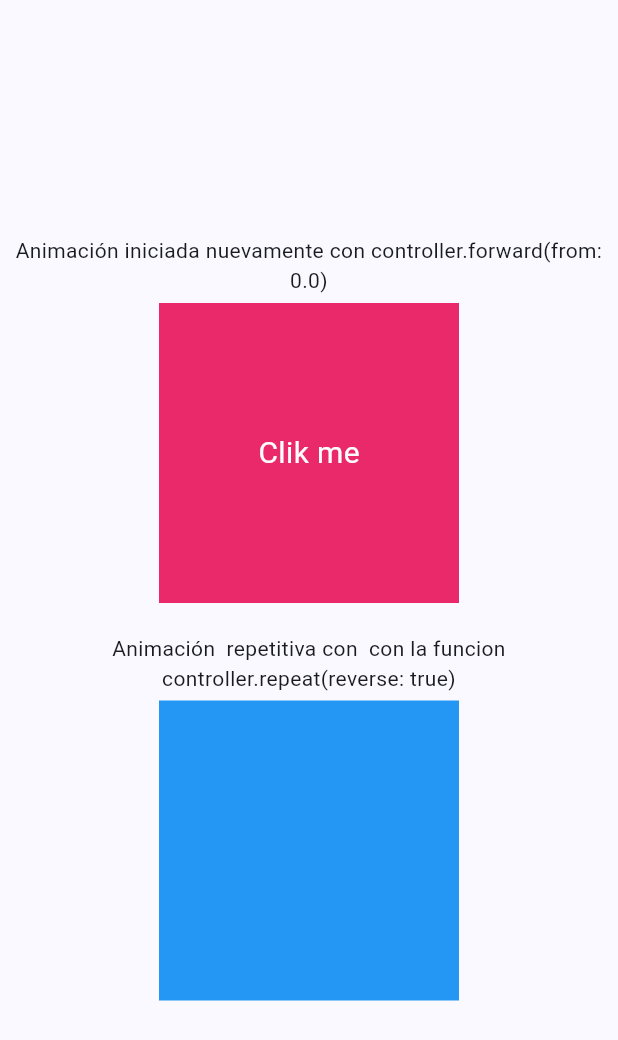
After one commit to Davidgraja/Widgets__app, a Flutter app: the FadeTransitionScreen screen opened by its route, on a phone screen of 412 x 824 dp. The commit adds this screen. Shown: the top 1040 px of the screen. Run offline on Flutter 3.47's test engine with Material 2 defaults, Android fonts, the phone set to English and light mode, and no system bars; our stand-ins replace animate_do, flutter_riverpod, go_router.

Commit message:
FadeTransition añadido

```diff
--- a/lib/config/router/router_app.dart
+++ b/lib/config/router/router_app.dart
@@ -248,5 +248,12 @@ final appRouter = GoRouter(
       builder: (context, state) => const FutureBuilderScreen(),
     ),
 
+
+    GoRoute(
+      path: '/fade_transition',
+      name: FadeTransitionScreen.name,
+      builder: (context, state) => const FadeTransitionScreen(),
+    ),
+
   ],
 );
--- a/lib/domain/entities/menu/menu_items.dart
+++ b/lib/domain/entities/menu/menu_items.dart
@@ -164,6 +164,13 @@ const appMenuItems = <MenuItem> [
     icon: Icons.cloud_circle
   ),
 
+  MenuItem(
+    title: 'Fade transition',
+    subTitle: 'Anima la opacidad de un widget',
+    link: '/fade_transition',
+    icon: Icons.fiber_smart_record_outlined
+  ),
+
 ];
 
 const appBarItems = <MenuItem>[
--- /dev/null
+++ b/lib/presentation/screen/fade_transition/fade_transition_screen.dart
@@ -0,0 +1,109 @@
+import 'package:flutter/material.dart';
+
+class FadeTransitionScreen extends StatefulWidget {
+  static const String name = 'fade_transition_screen';
+
+  const FadeTransitionScreen({super.key});
+
+  @override
+  State<FadeTransitionScreen> createState() => _FadeTransitionScreenState();
+}
+
+//? El controlador trabaja conjuntamente con propiedades de los mixin TickerProviderStateMixin o SingleTickerProviderStateMixin dependiendo de la cantidad de controladores que tengamos dentro del widget
+//? normalmente si solo estamos controlando uno solo usamos  SingleTickerProviderStateMixin , si tenemos mas de un controlador usamos TickerProviderStateMixin
+
+class _FadeTransitionScreenState extends State<FadeTransitionScreen> with TickerProviderStateMixin {
+
+
+  late AnimationController controllerRepeat;
+  late AnimationController controllerNormal;
+
+  late Animation<double> opacityRepeat;
+  late Animation<double> opacityNormal;
+
+
+
+  @override
+  void initState() {
+    super.initState();
+    controllerRepeat = AnimationController(vsync: this , duration: const Duration(milliseconds: 1500));
+    controllerNormal = AnimationController(vsync: this , duration: const Duration(milliseconds: 2000));
+
+    opacityNormal = Tween(begin: 0.0 , end: 1.0).animate(controllerNormal);
+
+    opacityRepeat = CurvedAnimation(parent: controllerRepeat , curve: Curves.bounceOut);
+
+    controllerNormal.forward();
+    controllerRepeat.repeat(reverse: true);
+  }
+
+  @override
+  void dispose() {
+    controllerRepeat.dispose();
+    controllerNormal.dispose();
+    super.dispose();
+  }
+
+
+  @override
+  Widget build(BuildContext context) {
+    return  Scaffold(
+
+      body: Center(
+        child: Column(
+          mainAxisAlignment: MainAxisAlignment.center,
+          children: [
+
+            const Text('Animación iniciada nuevamente con controller.forward(from: 0.0) ' , textAlign: TextAlign.center,),
+            const SizedBox(height: 5,),
+
+            GestureDetector(
+              onTap: (){
+                controllerNormal.forward(from: 0.0);
+              },
+              child: FadeTransition(
+                opacity : opacityNormal ,
+                child: const _CustomSquare(
+                  color: Colors.pink,
+                   child: Text('Clik me' , style: TextStyle(color: Colors.white , fontSize: 20),),
+                )
+              )
+            ),
+
+
+            const SizedBox(height: 20,),
+
+
+            const Text('Animación  repetitiva con  con la funcion controller.repeat(reverse: true) ' , textAlign: TextAlign.center,),
+            const SizedBox(height: 5,),
+
+            FadeTransition(
+              alwaysIncludeSemantics: true,
+              opacity: opacityRepeat,
+              child: const _CustomSquare(color: Colors.blue,),
+            ),
+          ],
+        ),
+      ),
+    );
+  }
+}
+
+class _CustomSquare extends StatelessWidget {
+  final Widget? child;
+  final Color color;
+  const _CustomSquare({required this.color, this.child});
+
+  @override
+  Widget build(BuildContext context) {
+    return Container(
+      alignment: Alignment.center,
+      width: 200,
+      height: 200,
+      decoration: BoxDecoration(
+        color: color
+      ),
+      child: child,
+    );
+  }
+}
--- a/lib/presentation/screen/screen.dart
+++ b/lib/presentation/screen/screen.dart
@@ -11,6 +11,7 @@ export 'package:widget_app/presentation/screen/customScrollView/screens/sliver_a
 export 'package:widget_app/presentation/screen/customScrollView/screens/sliver_grid.dart';
 export 'package:widget_app/presentation/screen/customScrollView/scroll_view_slivers.dart';
 export 'package:widget_app/presentation/screen/expanded/expanded_screen.dart';
+export 'package:widget_app/presentation/screen/fade_transition/fade_transition_screen.dart';
 export 'package:widget_app/presentation/screen/future_builder/future_builder_screen.dart';
 export 'package:widget_app/presentation/screen/home/home_screen.dart';
 export 'package:widget_app/presentation/screen/infinite_scroll/infinite_scroll_screem.dart';
```
